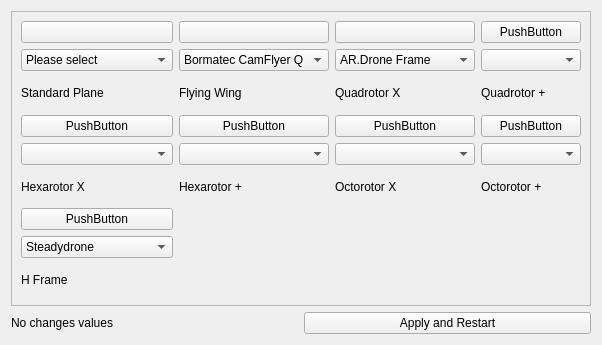
Above: src/ui/px4_configuration/QGCPX4AirframeConfig.ui from tolya-st/qgroundcontrol before the change. Below: the same form after it.
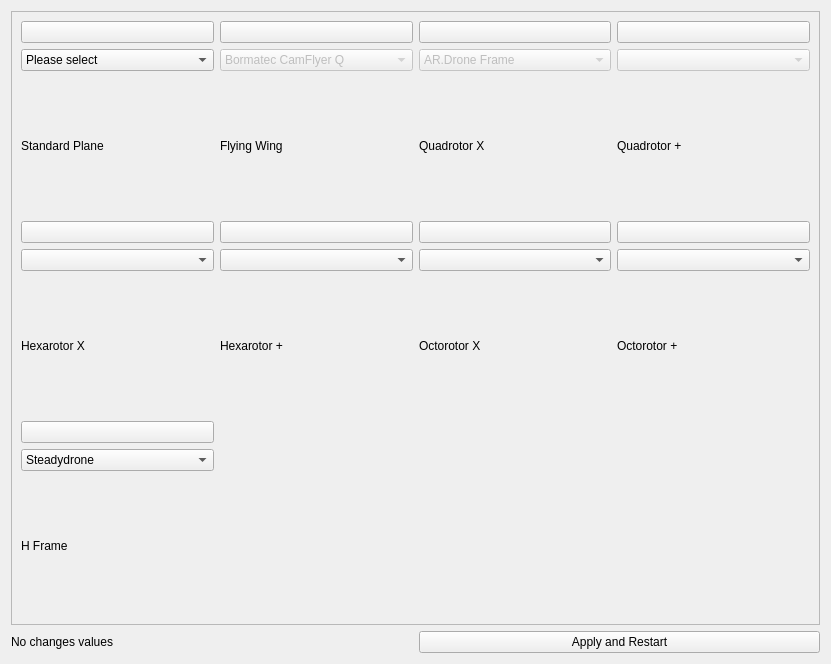
That is the form after the change.

Commit message: WIP on vehicle config

Patch:
```diff
--- a/src/ui/px4_configuration/QGCPX4AirframeConfig.ui
+++ b/src/ui/px4_configuration/QGCPX4AirframeConfig.ui
@@ -6,8 +6,8 @@
    <rect>
     <x>0</x>
     <y>0</y>
-    <width>602</width>
-    <height>345</height>
+    <width>831</width>
+    <height>664</height>
    </rect>
   </property>
   <property name="windowTitle">
@@ -24,8 +24,8 @@
        <rect>
         <x>0</x>
         <y>0</y>
-        <width>561</width>
-        <height>299</height>
+        <width>805</width>
+        <height>604</height>
        </rect>
       </property>
       <layout class="QGridLayout" name="gridLayout">
@@ -93,6 +93,9 @@
          </item>
          <item>
           <widget class="QComboBox" name="flyingWingComboBox">
+           <property name="enabled">
+            <bool>false</bool>
+           </property>
            <item>
             <property name="text">
              <string>Bormatec CamFlyer Q</string>
@@ -125,6 +128,9 @@
          </item>
          <item>
           <widget class="QComboBox" name="quadXComboBox">
+           <property name="enabled">
+            <bool>false</bool>
+           </property>
            <item>
             <property name="text">
              <string>AR.Drone Frame</string>
@@ -161,12 +167,16 @@
          <item>
           <widget class="QPushButton" name="QuadPlusPushButton">
            <property name="text">
-            <string>PushButton</string>
+            <string/>
            </property>
           </widget>
          </item>
          <item>
-          <widget class="QComboBox" name="comboBox_4"/>
+          <widget class="QComboBox" name="comboBox_4">
+           <property name="enabled">
+            <bool>false</bool>
+           </property>
+          </widget>
          </item>
          <item>
           <widget class="QLabel" name="label_4">
@@ -182,7 +192,7 @@
          <item>
           <widget class="QPushButton" name="HexaXPushButton">
            <property name="text">
-            <string>PushButton</string>
+            <string/>
            </property>
           </widget>
          </item>
@@ -203,7 +213,7 @@
          <item>
           <widget class="QPushButton" name="HexaPlusPushButton">
            <property name="text">
-            <string>PushButton</string>
+            <string/>
            </property>
           </widget>
          </item>
@@ -224,7 +234,7 @@
          <item>
           <widget class="QPushButton" name="octoXPushButton">
            <property name="text">
-            <string>PushButton</string>
+            <string/>
            </property>
           </widget>
          </item>
@@ -245,7 +255,7 @@
          <item>
           <widget class="QPushButton" name="octoPlusPushButton">
            <property name="text">
-            <string>PushButton</string>
+            <string/>
            </property>
           </widget>
          </item>
@@ -266,7 +276,7 @@
          <item>
           <widget class="QPushButton" name="hPushButton">
            <property name="text">
-            <string>PushButton</string>
+            <string/>
            </property>
           </widget>
          </item>
```
The commit also changes 3 other files.
